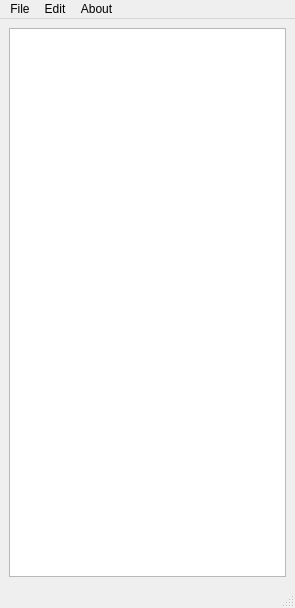
Old version of the form hookOfTheReaper.ui in the repository 6Bolt/Hook-Of-The-Reaper.
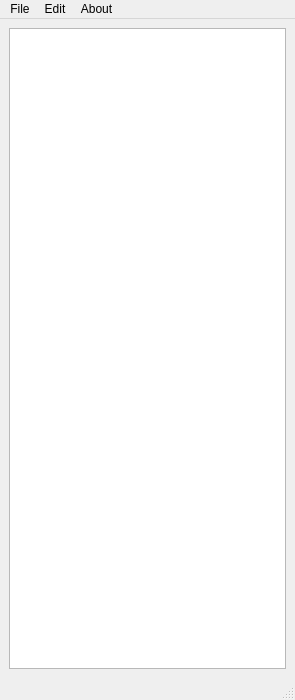
New version of the form.

Commit message: Fixed bug in saving MX24 light gun and made main window longer

What changed in the file:
```diff
--- a/hookOfTheReaper.ui
+++ b/hookOfTheReaper.ui
@@ -7,7 +7,7 @@
     <x>0</x>
     <y>0</y>
     <width>295</width>
-    <height>608</height>
+    <height>700</height>
    </rect>
   </property>
   <property name="sizePolicy">
```
The commit also changes 1 other file.
